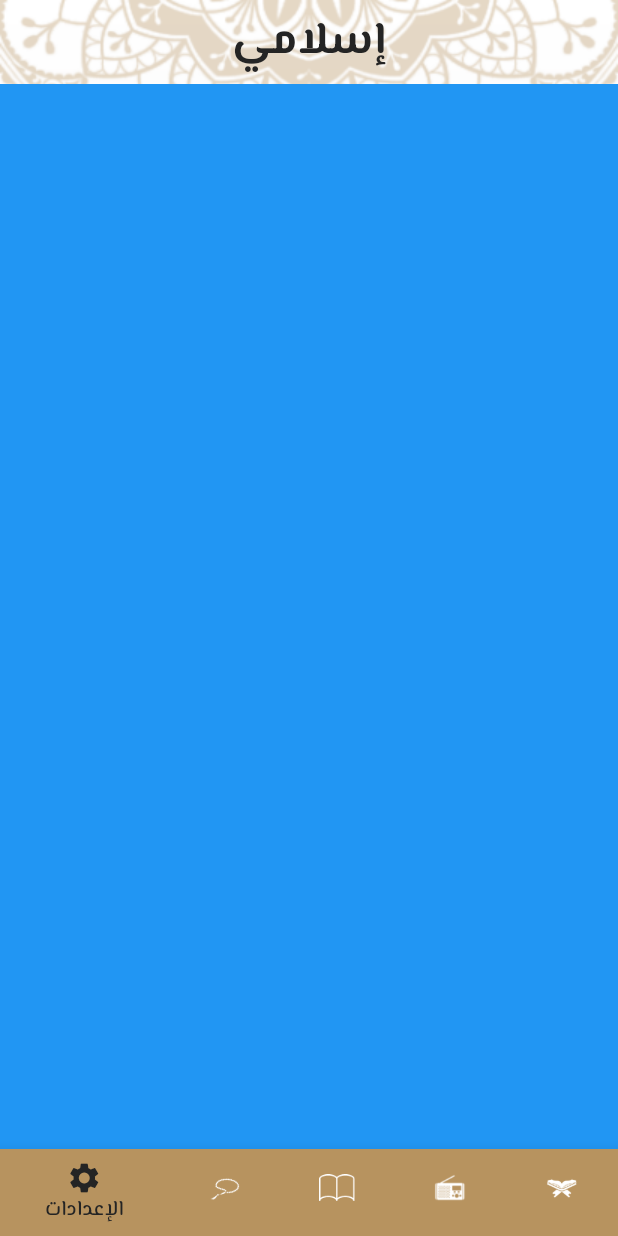
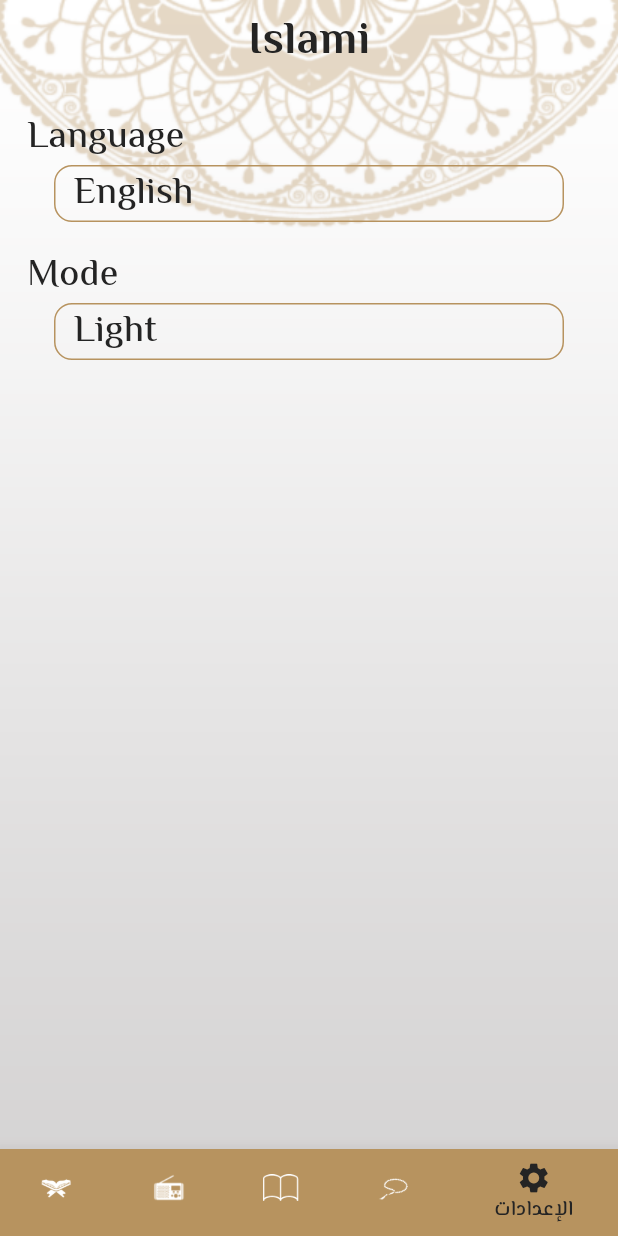
Before and after one commit to AmalZeinhom24/Islamic, a Flutter app: the screen it shows after launch, item 5 of the bottom bar chosen, on a phone screen of 412 x 824 dp. Run offline on Flutter 3.47's test engine with Material 3 defaults, Android fonts, the phone set to English and light mode, and no system bars; our stand-ins replace google_fonts; generated files the repository leaves out were written again.

Commit message:
change localization using provider

```diff
--- a/lib/l10n/app_ar.arb
+++ b/lib/l10n/app_ar.arb
@@ -2,5 +2,9 @@
   "appTitle": "إسلامي",
   "surahNames": "اسم السورة",
   "ahadeth": "الأحاديث",
-  "surahVerses": "عدد الآيات"
-  }
+  "surahVerses": "عدد الآيات",
+  "english": "اللغه الإنجليزية",
+  "arabic": "اللغه العربية",
+  "language": "اللغه",
+  "mode": "السمات"
+     }
--- a/lib/l10n/app_en.arb
+++ b/lib/l10n/app_en.arb
@@ -2,5 +2,9 @@
   "appTitle": "Islami",
   "surahNames": "Surah Name",
   "ahadeth": "Ahadeth",
-  "surahVerses": "Surah Verses"
+  "surahVerses": "Surah Verses",
+  "english": "English",
+  "arabic": "Arabic",
+  "language": "Language",
+  "mode": "Mode"
   }
--- a/lib/main.dart
+++ b/lib/main.dart
@@ -3,12 +3,16 @@ import 'package:flutter_localizations/flutter_localizations.dart';
 import 'package:islami/ahadeth_details.dart';
 import 'package:islami/home.dart';
 import 'package:islami/my_theme_data.dart';
+import 'package:islami/provider/my_provider.dart';
 import 'package:islami/splash_screen.dart';
 import 'package:islami/surah_details.dart';
 import 'package:flutter_gen/gen_l10n/app_localizations.dart';
+import 'package:provider/provider.dart';
 
 void main() {
-  runApp(const MyApp());
+  runApp(ChangeNotifierProvider
+    (create: (context) => MyProvider(),
+    child: const MyApp()));
 }
 
 class MyApp extends StatelessWidget {
@@ -16,10 +20,12 @@ class MyApp extends StatelessWidget {
 
   @override
   Widget build(BuildContext context) {
+    /*For listen to the provider in locale will create a variable from provider type*/
+    var provider = Provider.of<MyProvider>(context);
     return MaterialApp(
       localizationsDelegates: AppLocalizations.localizationsDelegates,
       supportedLocales: AppLocalizations.supportedLocales,
-      locale: Locale("ar"),
+      locale: Locale(provider.locale),
 
       initialRoute: SplashScreen.routeName,
       routes: {
--- /dev/null
+++ b/lib/provider/my_provider.dart
@@ -0,0 +1,17 @@
+import 'package:flutter/cupertino.dart';
+
+/*The main purpose for provider is to listen to an observer,
+ to apply changes in all screens on the project
+So in this case we need to change the app language,
+this means that the observer here will be the locale in main file, and the listener is MyProvider*/
+class MyProvider extends ChangeNotifier {
+  String locale = "en";
+
+
+  /*I need to change the entire app which means change the material app in the main file,
+  therefore we will wrap the MyApp in ChangeNotifierProvider widget */
+  changeLanguage(String langCode){
+    locale = langCode;
+    notifyListeners();
+  }
+}
--- a/lib/tabs/settings.dart
+++ b/lib/tabs/settings.dart
@@ -1,10 +1,99 @@
 import 'package:flutter/material.dart';
+import 'package:islami/my_theme_data.dart';
+import 'package:islami/provider/my_provider.dart';
+import 'package:provider/provider.dart';
+import 'package:flutter_gen/gen_l10n/app_localizations.dart';
+import '../bottom_sheets/show_language_bottom_sheets.dart';
 
-class SettingsTap extends StatelessWidget {
+class SettingsTap extends StatefulWidget {
   const SettingsTap({super.key});
 
   @override
+  State<SettingsTap> createState() => _SettingsTapState();
+}
+
+class _SettingsTapState extends State<SettingsTap> {
+  @override
   Widget build(BuildContext context) {
-    return Container(color: Colors.blue);
+    //To change the hintText in the text field when choose arabic or english
+    var pro = Provider.of<MyProvider>(context);
+    return Padding(
+      padding: const EdgeInsets.all(18.0),
+      child: Column(
+        crossAxisAlignment: CrossAxisAlignment.stretch,
+        children: [
+          Text(pro.locale == "en"
+              ? AppLocalizations.of(context)!.language
+              : AppLocalizations.of(context)!.language),
+          InkWell(
+            onTap: () {
+              showLanguageBottomSheet(context);
+            },
+            child: Container(
+              margin: EdgeInsets.symmetric(horizontal: 18),
+              padding: EdgeInsets.symmetric(horizontal: 12),
+              decoration: BoxDecoration(
+                borderRadius: BorderRadius.circular(12),
+                border: Border.all(color: MyThemeData.primary),
+              ),
+              child: Text(pro.locale == "en"
+                  ? AppLocalizations.of(context)!.english
+                  : AppLocalizations.of(context)!.arabic),
+            ),
+          ),
+          SizedBox(height: 18),
+          Text(pro.locale == "en"
+              ? AppLocalizations.of(context)!.mode
+              : AppLocalizations.of(context)!.mode),
+          InkWell(
+            onTap: () {
+              showThemingBottomSheet();
+            },
+            child: Container(
+              margin: EdgeInsets.symmetric(horizontal: 18),
+              padding: EdgeInsets.symmetric(horizontal: 12),
+              decoration: BoxDecoration(
+                borderRadius: BorderRadius.circular(12),
+                border: Border.all(color: MyThemeData.primary),
+              ),
+              child: Text("Light"),
+            ),
+          ),
+        ],
+      ),
+    );
+  }
+
+  /*To use showModal You have 2 ways,
+  first: you can give the function parameter a BuildContext which created firstly
+   in override build function*/
+  void showLanguageBottomSheet(BuildContext context) {
+    showModalBottomSheet(
+      context: context,
+      shape: OutlineInputBorder(
+        borderSide: BorderSide(color: Colors.transparent),
+        borderRadius: BorderRadius.only(
+          topLeft: Radius.circular(18),
+          topRight: Radius.circular(18),
+        ),
+      ),
+      builder: (context) {
+        return LanguageBottomSheet();
+      },
+    );
+  }
+
+  /*Second Method is that you can use stateful widget to make context shared on the all file*/
+  void showThemingBottomSheet() {
+    showModalBottomSheet(
+      context: context,
+      isScrollControlled: true,
+      builder: (context) {
+        return Container(
+          decoration: BoxDecoration(borderRadius: BorderRadius.only()),
+          height: MediaQuery.of(context).size.height * 0.4,
+        );
+      },
+    );
   }
 }
--- a/pubspec.yaml
+++ b/pubspec.yaml
@@ -36,6 +36,7 @@ dependencies:
   # Use with the CupertinoIcons class for iOS style icons.
   cupertino_icons: ^1.0.8
   google_fonts: ^6.2.1
+  provider: ^6.1.2
   flutter_localizations:
     sdk: flutter
   intl: ^0.19.0
```
Also changed, not shown: lib/bottom_sheets/show_language_bottom_sheets.dart (added, +70 -0 lines), pubspec.lock.
